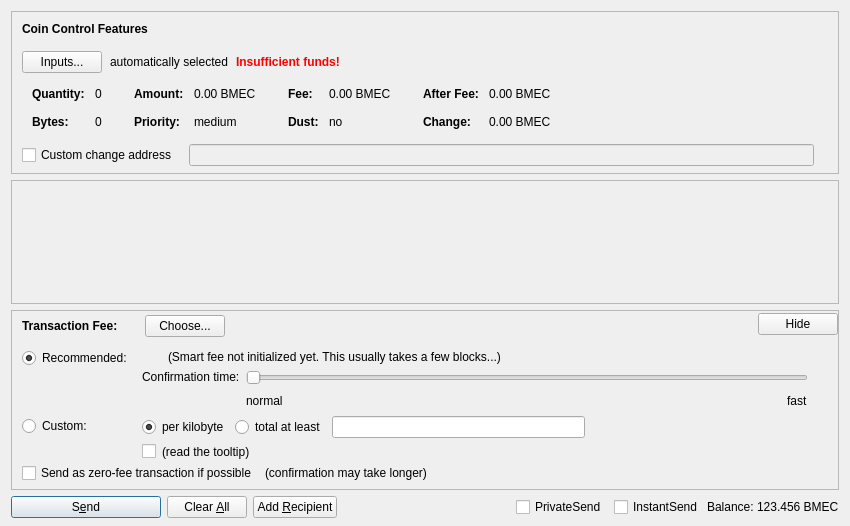
Before: the Qt Designer form src/qt/forms/sendcoinsdialog.ui in tocacyy/BitmexCoin, drawn with Qt 5.
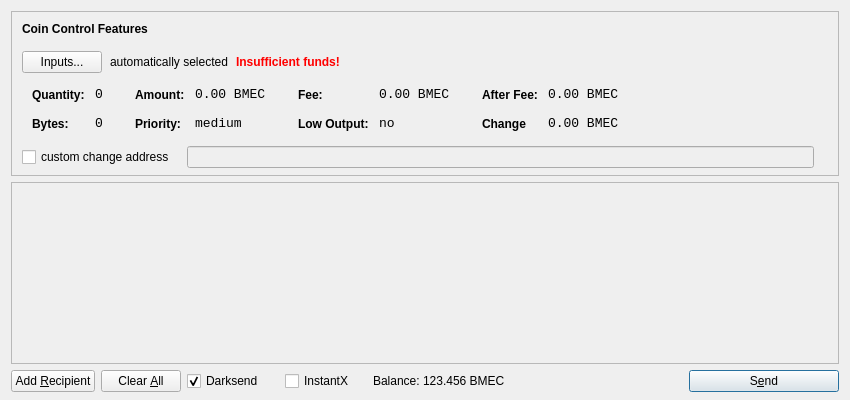
After: the same form once the commit is applied. Icons and pictures are not drawn. Custom widgets are drawn as their Qt base class.

What changed in the file:
```diff
--- a/src/qt/forms/sendcoinsdialog.ui
+++ b/src/qt/forms/sendcoinsdialog.ui
@@ -7,13 +7,13 @@
     <x>0</x>
     <y>0</y>
     <width>850</width>
-    <height>526</height>
+    <height>400</height>
    </rect>
   </property>
   <property name="windowTitle">
    <string>Send Coins</string>
   </property>
-  <layout class="QVBoxLayout" name="verticalLayout" stretch="0,1,0,0">
+  <layout class="QVBoxLayout" name="verticalLayout" stretch="0,1,0">
    <property name="bottomMargin">
     <number>8</number>
    </property>
@@ -39,7 +39,7 @@
      </property>
      <layout class="QVBoxLayout" name="verticalLayoutCoinControl2">
       <property name="spacing">
-       <number>0</number>
+       <number>-1</number>
       </property>
       <property name="leftMargin">
        <number>0</number>
@@ -109,9 +109,6 @@
             <property name="text">
              <string>Inputs...</string>
             </property>
-            <property name="autoDefault">
-             <bool>false</bool>
-            </property>
            </widget>
           </item>
           <item>
@@ -176,16 +173,7 @@
            <string notr="true"/>
           </property>
           <layout class="QHBoxLayout" name="horizontalLayoutCoinControl5">
-           <property name="leftMargin">
-            <number>0</number>
-           </property>
-           <property name="topMargin">
-            <number>0</number>
-           </property>
-           <property name="rightMargin">
-            <number>0</number>
-           </property>
-           <property name="bottomMargin">
+           <property name="margin">
             <number>0</number>
            </property>
            <item>
@@ -218,11 +206,8 @@
                </property>
                <item row="0" column="0">
                 <widget class="QLabel" name="labelCoinControlQuantityText">
-                 <property name="font">
-                  <font>
-                   <weight>75</weight>
-                   <bold>true</bold>
-                  </font>
+                 <property name="styleSheet">
+                  <string notr="true">font-weight:bold;</string>
                  </property>
                  <property name="text">
                   <string>Quantity:</string>
@@ -234,6 +219,12 @@
                </item>
                <item row="0" column="1">
                 <widget class="QLabel" name="labelCoinControlQuantity">
+                 <property name="font">
+                  <font>
+                   <family>Monospace</family>
+                   <pointsize>10</pointsize>
+                  </font>
+                 </property>
                  <property name="cursor">
                   <cursorShape>IBeamCursor</cursorShape>
                  </property>
@@ -241,7 +232,7 @@
                   <enum>Qt::ActionsContextMenu</enum>
                  </property>
                  <property name="text">
-                  <string notr="true">0</string>
+                  <string>0</string>
                  </property>
                  <property name="margin">
                   <number>0</number>
@@ -253,11 +244,8 @@
                </item>
                <item row="1" column="0">
                 <widget class="QLabel" name="labelCoinControlBytesText">
-                 <property name="font">
-                  <font>
-                   <weight>75</weight>
-                   <bold>true</bold>
-                  </font>
+                 <property name="styleSheet">
+                  <string notr="true">font-weight:bold;</string>
                  </property>
                  <property name="text">
                   <string>Bytes:</string>
@@ -266,6 +254,12 @@
                </item>
                <item row="1" column="1">
                 <widget class="QLabel" name="labelCoinControlBytes">
+                 <property name="font">
+                  <font>
+                   <family>Monospace</family>
+                   <pointsize>10</pointsize>
+                  </font>
+                 </property>
                  <property name="cursor">
                   <cursorShape>IBeamCursor</cursorShape>
                  </property>
@@ -273,7 +267,7 @@
                   <enum>Qt::ActionsContextMenu</enum>
                  </property>
                  <property name="text">
-                  <string notr="true">0</string>
+                  <string>0</string>
                  </property>
                  <property name="textInteractionFlags">
                   <set>Qt::LinksAccessibleByMouse|Qt::TextSelectableByKeyboard|Qt::TextSelectableByMouse</set>
@@ -301,11 +295,8 @@
                </property>
                <item row="0" column="0">
                 <widget class="QLabel" name="labelCoinControlAmountText">
-                 <property name="font">
-                  <font>
-                   <weight>75</weight>
-                   <bold>true</bold>
-                  </font>
+                 <property name="styleSheet">
+                  <string notr="true">font-weight:bold;</string>
                  </property>
                  <property name="text">
                   <string>Amount:</string>
@@ -317,6 +308,12 @@
                </item>
                <item row="0" column="1">
                 <widget class="QLabel" name="labelCoinControlAmount">
+                 <property name="font">
+                  <font>
+                   <family>Monospace</family>
+                   <pointsize>10</pointsize>
+                  </font>
+                 </property>
                  <property name="cursor">
                   <cursorShape>IBeamCursor</cursorShape>
                  </property>
@@ -324,7 +321,7 @@
                   <enum>Qt::ActionsContextMenu</enum>
                  </property>
                  <property name="text">
-                  <string notr="true">0.00 BMEC</string>
+                  <string>0.00 BMEC</string>
                  </property>
                  <property name="textInteractionFlags">
                   <set>Qt::LinksAccessibleByMouse|Qt::TextSelectableByKeyboard|Qt::TextSelectableByMouse</set>
@@ -333,11 +330,8 @@
                </item>
                <item row="1" column="0">
                 <widget class="QLabel" name="labelCoinControlPriorityText">
-                 <property name="font">
-                  <font>
-                   <weight>75</weight>
-                   <bold>true</bold>
-                  </font>
+                 <property name="styleSheet">
+                  <string notr="true">font-weight:bold;</string>
                  </property>
                  <property name="text">
                   <string>Priority:</string>
@@ -346,6 +340,12 @@
                </item>
                <item row="1" column="1">
                 <widget class="QLabel" name="labelCoinControlPriority">
+                 <property name="font">
+                  <font>
+                   <family>Monospace</family>
+                   <pointsize>10</pointsize>
+                  </font>
+                 </property>
                  <property name="cursor">
                   <cursorShape>IBeamCursor</cursorShape>
                  </property>
@@ -381,11 +381,8 @@
                </property>
                <item row="0" column="0">
                 <widget class="QLabel" name="labelCoinControlFeeText">
-                 <property name="font">
-                  <font>
-                   <weight>75</weight>
-                   <bold>true</bold>
-                  </font>
+                 <property name="styleSheet">
+                  <string notr="true">font-weight:bold;</string>
                  </property>
                  <property name="text">
                   <string>Fee:</string>
@@ -397,6 +394,12 @@
                </item>
                <item row="0" column="1">
                 <widget class="QLabel" name="labelCoinControlFee">
+                 <property name="font">
+                  <font>
+                   <family>Monospace</family>
+                   <pointsize>10</pointsize>
+                  </font>
+                 </property>
                  <property name="cursor">
                   <cursorShape>IBeamCursor</cursorShape>
                  </property>
@@ -404,7 +407,7 @@
                   <enum>Qt::ActionsContextMenu</enum>
                  </property>
                  <property name="text">
-                  <string notr="true">0.00 BMEC</string>
+                  <string>0.00 BMEC</string>
                  </property>
                  <property name="textInteractionFlags">
                   <set>Qt::LinksAccessibleByMouse|Qt::TextSelectableByKeyboard|Qt::TextSelectableByMouse</set>
@@ -413,19 +416,22 @@
                </item>
                <item row="1" column="0">
                 <widget class="QLabel" name="labelCoinControlLowOutputText">
-                 <property name="font">
-                  <font>
-                   <weight>75</weight>
-                   <bold>true</bold>
-                  </font>
+                 <property name="styleSheet">
+                  <string notr="true">font-weight:bold;</string>
                  </property>
                  <property name="text">
-                  <string>Dust:</string>
+                  <string>Low Output:</string>
                  </property>
                 </widget>
                </item>
                <item row="1" column="1">
                 <widget class="QLabel" name="labelCoinControlLowOutput">
+                 <property name="font">
+                  <font>
+                   <family>Monospace</family>
+                   <pointsize>10</pointsize>
+                  </font>
+                 </property>
                  <property name="cursor">
                   <cursorShape>IBeamCursor</cursorShape>
                  </property>
@@ -461,11 +467,8 @@
                </property>
                <item row="0" column="0">
                 <widget class="QLabel" name="labelCoinControlAfterFeeText">
-                 <property name="font">
-                  <font>
-                   <weight>75</weight>
-                   <bold>true</bold>
-                  </font>
+                 <property name="styleSheet">
+                  <string notr="true">font-weight:bold;</string>
                  </property>
                  <property name="text">
                   <string>After Fee:</string>
@@ -477,6 +480,12 @@
                </item>
                <item row="0" column="1">
                 <widget class="QLabel" name="labelCoinControlAfterFee">
+                 <property name="font">
+                  <font>
+                   <family>Monospace</family>
+                   <pointsize>10</pointsize>
+                  </font>
+                 </property>
                  <property name="cursor">
                   <cursorShape>IBeamCursor</cursorShape>
                  </property>
@@ -484,7 +493,7 @@
                   <enum>Qt::ActionsContextMenu</enum>
                  </property>
                  <property name="text">
-                  <string notr="true">0.00 BMEC</string>
+                  <string>0.00 BMEC</string>
                  </property>
                  <property name="textInteractionFlags">
                   <set>Qt::LinksAccessibleByMouse|Qt::TextSelectableByKeyboard|Qt::TextSelectableByMouse</set>
@@ -493,19 +502,22 @@
                </item>
                <item row="1" column="0">
                 <widget class="QLabel" name="labelCoinControlChangeText">
-                 <property name="font">
-                  <font>
-                   <weight>75</weight>
-                   <bold>true</bold>
-                  </font>
+                 <property name="styleSheet">
+                  <string notr="true">font-weight:bold;</string>
                  </property>
                  <property name="text">
-                  <string>Change:</string>
+                  <string>Change</string>
                  </property>
                 </widget>
                </item>
                <item row="1" column="1">
                 <widget class="QLabel" name="labelCoinControlChange">
+                 <property name="font">
+                  <font>
+                   <family>Monospace</family>
+                   <pointsize>10</pointsize>
+                  </font>
+                 </property>
                  <property name="cursor">
                   <cursorShape>IBeamCursor</cursorShape>
                  </property>
@@ -513,7 +525,7 @@
                   <enum>Qt::ActionsContextMenu</enum>
                  </property>
                  <property name="text">
-                  <string notr="true">0.00 BMEC</string>
+                  <string>0.00 BMEC</string>
                  </property>
                  <property name="textInteractionFlags">
                   <set>Qt::LinksAccessibleByMouse|Qt::TextSelectableByKeyboard|Qt::TextSelectableByMouse</set>
@@ -543,16 +555,13 @@
           </property>
           <item>
            <widget class="QCheckBox" name="checkBoxCoinControlChange">
-            <property name="toolTip">
-             <string>If this is activated, but the change address is empty or invalid, change will be sent to a newly generated address.</string>
-            </property>
             <property name="text">
-             <string>Custom change address</string>
+             <string>custom change address</string>
             </property>
            </widget>
           </item>
           <item>
-           <widget class="QValidatedLineEdit" name="lineEditCoinControlChange">
+           <widget class="QLineEdit" name="lineEditCoinControlChange">
             <property name="enabled">
              <bool>false</bool>
             </property>
@@ -617,20 +626,11 @@
         <x>0</x>
         <y>0</y>
         <width>830</width>
-        <height>69</height>
+        <height>165</height>
        </rect>
       </property>
-      <layout class="QVBoxLayout" name="verticalLayout_2" stretch="0,1">
-       <property name="leftMargin">
-        <number>0</number>
-       </property>
-       <property name="topMargin">
-        <number>0</number>
-       </property>
-       <property name="rightMargin">
-        <number>0</number>
-       </property>
-       <property name="bottomMargin">
+      <layout class="QVBoxLayout" name="verticalLayout_2">
+       <property name="margin">
         <number>0</number>
        </property>
        <item>
@@ -657,612 +657,19 @@
      </widget>
     </widget>
    </item>
-   <item>
-    <widget class="QFrame" name="frameFee">
-     <property name="sizePolicy">
-      <sizepolicy hsizetype="Expanding" vsizetype="Expanding">
-       <horstretch>0</horstretch>
-       <verstretch>0</verstretch>
-      </sizepolicy>
-     </property>
-     <property name="maximumSize">
-      <size>
-       <width>16777215</width>
-       <height>16777215</height>
-      </size>
-     </property>
-     <property name="frameShape">
-      <enum>QFrame::StyledPanel</enum>
-     </property>
-     <property name="frameShadow">
-      <enum>QFrame::Sunken</enum>
-     </property>
-     <layout class="QVBoxLayout" name="verticalLayoutFee1">
-      <property name="spacing">
-       <number>0</number>
-      </property>
-      <property name="leftMargin">
-       <number>0</number>
-      </property>
-      <property name="topMargin">
-       <number>0</number>
-      </property>
-      <property name="rightMargin">
-       <number>0</number>
-      </property>
-      <property name="bottomMargin">
-       <number>0</number>
-      </property>
-      <item>
-       <layout class="QVBoxLayout" name="verticalLayoutFee2" stretch="0,0,0">
-        <property name="spacing">
-         <number>0</number>
-        </property>
-        <property name="leftMargin">
-         <number>10</number>
-        </property>
-        <property name="topMargin">
-         <number>0</number>
-        </property>
-        <item>
-         <layout class="QHBoxLayout" name="horizontalLayoutFee1">
-          <property name="bottomMargin">
-           <number>0</number>
-          </property>
-          <item>
-           <layout class="QVBoxLayout" name="verticalLayoutFee7">
-            <property name="spacing">
-             <number>0</number>
-            </property>
-            <item>
-             <spacer name="verticalSpacerSmartFee">
-              <property name="orientation">
-               <enum>Qt::Vertical</enum>
-              </property>
-              <property name="sizeType">
-               <enum>QSizePolicy::Fixed</enum>
-              </property>
-              <property name="sizeHint" stdset="0">
-               <size>
-                <width>1</width>
-                <height>4</height>
-               </size>
-              </property>
-             </spacer>
-            </item>
-            <item>
-             <layout class="QHBoxLayout" name="horizontalLayoutSmartFee">
-              <property name="spacing">
-               <number>10</number>
-              </property>
-              <item>
-               <widget class="QLabel" name="labelFeeHeadline">
-                <property name="sizePolicy">
-                 <sizepolicy hsizetype="Preferred" vsizetype="Maximum">
-                  <horstretch>0</horstretch>
-                  <verstretch>0</verstretch>
-                 </sizepolicy>
-                </property>
-                <property name="font">
-                 <font>
-                  <weight>75</weight>
-                  <bold>true</bold>
-                 </font>
-                </property>
-                <property name="styleSheet">
-                 <string notr="true">font-weight:bold;</string>
-                </property>
-                <property name="text">
-                 <string>Transaction Fee:</string>
-                </property>
-               </widget>
-              </item>
-              <item>
-               <widget class="QLabel" name="labelFeeMinimized">
-                <property name="text">
-                 <string/>
-                </property>
-               </widget>
-              </item>
-              <item>
-               <widget class="QPushButton" name="buttonChooseFee">
-                <property name="text">
-                 <string>Choose...</string>
-                </property>
-               </widget>
-              </item>
-             </layout>
-            </item>
-            <item>
-             <spacer name="verticalSpacer_5">
-              <property name="orientation">
-               <enum>Qt::Vertical</enum>
-              </property>
-              <property name="sizeHint" stdset="0">
-               <size>
-                <width>1</width>
-                <height>1</height>
-               </size>
-              </property>
-             </spacer>
-            </item>
-           </layout>
-          </item>
-          <item>
-           <spacer name="horizontalSpacer_4">
-            <property name="orientation">
-             <enum>Qt::Horizontal</enum>
-            </property>
-            <property name="sizeHint" stdset="0">
-             <size>
-              <width>40</width>
-              <height>20</height>
-             </size>
-            </property>
-           </spacer>
-          </item>
-          <item>
-           <widget class="QPushButton" name="buttonMinimizeFee">
-            <property name="toolTip">
-             <string>collapse fee-settings</string>
-            </property>
-            <property name="text">
-             <string>Hide</string>
-            </property>
-           </widget>
-          </item>
-         </layout>
-        </item>
-        <item>
-         <widget class="QFrame" name="frameFeeSelection">
-          <layout class="QVBoxLayout" name="verticalLayoutFee12">
-           <property name="spacing">
-            <number>0</number>
-           </property>
-           <property name="leftMargin">
-            <number>0</number>
-           </property>
-           <property name="topMargin">
-            <number>0</number>
-           </property>
-           <property name="rightMargin">
-            <number>0</number>
-           </property>
-           <property name="bottomMargin">
-            <number>0</number>
-           </property>
-           <item>
-            <layout class="QGridLayout" name="gridLayoutFee">
-             <property name="topMargin">
-              <number>10</number>
-             </property>
-             <property name="bottomMargin">
-              <number>4</number>
-             </property>
-             <property name="horizontalSpacing">
-              <number>10</number>
-             </property>
-             <property name="verticalSpacing">
-              <number>4</number>
-             </property>
-             <item row="1" column="1">
-              <layout class="QVBoxLayout" name="verticalLayoutFee8">
-               <property name="spacing">
-                <number>6</number>
-               </property>
-               <item>
-                <layout class="QHBoxLayout" name="horizontalLayoutFee13">
-                 <item>
-                  <widget class="QRadioButton" name="radioCustomPerKilobyte">
-                   <property name="toolTip">
-                    <string>If the custom fee is set to 1000 duffs and the transaction is only 250 bytes, then &quot;per kilobyte&quot; only pays 250 duffs in fee,&lt;br /&gt;while &quot;at least&quot; pays 1000 duffs. For transactions bigger than a kilobyte both pay by kilobyte.</string>
-                   </property>
-                   <property name="text">
-                    <string>per kilobyte</string>
-                   </property>
-                   <property name="checked">
-                    <bool>true</bool>
-                   </property>
-                   <attribute name="buttonGroup">
-                    <string notr="true">groupCustomFee</string>
-                   </attribute>
-                  </widget>
-                 </item>
-                 <item>
-                  <widget class="QRadioButton" name="radioCustomAtLeast">
-                   <property name="toolTip">
-                    <string>If the custom fee is set to 1000 duffs and the transaction is only 250 bytes, then &quot;per kilobyte&quot; only pays 250 duffs in fee,&lt;br /&gt;while &quot;total at least&quot; pays 1000 duffs. For transactions bigger than a kilobyte both pay by kilobyte.</string>
-                   </property>
-                   <property name="text">
-                    <string>total at least</string>
-                   </property>
-                   <attribute name="buttonGroup">
-                    <string notr="true">groupCustomFee</string>
-                   </attribute>
-                  </widget>
-                 </item>
-                 <item>
-                  <widget class="BitcoinAmountField" name="customFee"/>
-                 </item>
-                 <item>
-                  <spacer name="horizontalSpacer_6">
-                   <property name="orientation">
-                    <enum>Qt::Horizontal</enum>
-                   </property>
-                   <property name="sizeHint" stdset="0">
-                    <size>
-                     <width>1</width>
-                     <height>1</height>
-                    </size>
-                   </property>
-                  </spacer>
-                 </item>
-                </layout>
-               </item>
-               <item>
-                <layout class="QHBoxLayout" name="horizontalLayoutFee8">
-                 <item>
-                  <widget class="QCheckBox" name="checkBoxMinimumFee">
-                   <property name="toolTip">
-                    <string>Paying only the minimum fee is just fine as long as there is less transaction volume than space in the blocks.&lt;br /&gt;But be aware that this can end up in a never confirming transaction once there is more demand for BitmexCoin transactions than the network can process.</string>
-                   </property>
-                   <property name="text">
-                    <string/>
-                   </property>
-                  </widget>
-                 </item>
-                 <item>
-                  <widget class="QLabel" name="labelMinFeeWarning">
-                   <property name="enabled">
-                    <bool>true</bool>
-                   </property>
-                   <property name="toolTip">
-                    <string>Paying only the minimum fee is just fine as long as there is less transaction volume than space in the blocks.&lt;br /&gt;But be aware that this can end up in a never confirming transaction once there is more demand for BitmexCoin transactions than the network can process.</string>
-                   </property>
-                   <property name="text">
-                    <string>(read the tooltip)</string>
-                   </property>
-                   <property name="margin">
-                    <number>5</number>
-                   </property>
-                  </widget>
-                 </item>
-                 <item>
-                  <spacer name="horizontalSpacer_2">
-                   <property name="orientation">
-                    <enum>Qt::Horizontal</enum>
-                   </property>
-                   <property name="sizeHint" stdset="0">
-                    <size>
-                     <width>1</width>
-                     <height>1</height>
-                    </size>
-                   </property>
-                  </spacer>
-                 </item>
-                </layout>
-               </item>
-              </layout>
-             </item>
-             <item row="0" column="0">
-              <layout class="QVBoxLayout" name="verticalLayoutFee4" stretch="0,1">
-               <item>
-                <widget class="QRadioButton" name="radioSmartFee">
-                 <property name="text">
-                  <string>Recommended:</string>
-                 </property>
-                 <property name="checked">
-                  <bool>true</bool>
-                 </property>
-                 <attribute name="buttonGroup">
-                  <string notr="true">groupFee</string>
-                 </attribute>
-                </widget>
-               </item>
-               <item>
-                <spacer name="verticalSpacer_2">
-                 <property name="orientation">
-                  <enum>Qt::Vertical</enum>
-                 </property>
-                 <property name="sizeHint" stdset="0">
-                  <size>
-                   <width>1</width>
-                   <height>1</height>
-                  </size>
-                 </property>
-                </spacer>
-               </item>
-              </layout>
-             </item>
-             <item row="1" column="0">
-              <layout class="QVBoxLayout" name="verticalLayoutFee9" stretch="0,1">
-               <item>
-                <widget class="QRadioButton" name="radioCustomFee">
-                 <property name="text">
-                  <string>Custom:</string>
-                 </property>
-                 <attribute name="buttonGroup">
-                  <string notr="true">groupFee</string>
-                 </attribute>
-                </widget>
-               </item>
-               <item>
-                <spacer name="verticalSpacer_6">
-                 <property name="orientation">
-                  <enum>Qt::Vertical</enum>
-                 </property>
-                 <property name="sizeHint" stdset="0">
-                  <size>
-                   <width>1</width>
-                   <height>1</height>
-                  </size>
-                 </property>
-                </spacer>
-               </item>
-              </layout>
-             </item>
-             <item row="0" column="1">
-              <layout class="QVBoxLayout" name="verticalLayoutFee3" stretch="0,0,1">
-               <property name="spacing">
-                <number>6</number>
-               </property>
-               <property name="topMargin">
-                <number>2</number>
-               </property>
-               <item>
-                <layout class="QHBoxLayout" name="horizontalLayoutFee12">
-                 <item>
-                  <widget class="QLabel" name="labelSmartFee">
-                   <property name="text">
-                    <string/>
-                   </property>
-                   <property name="margin">
-                    <number>2</number>
-                   </property>
-                  </widget>
-                 </item>
-                 <item>
-                  <widget class="QLabel" name="labelFeeEstimation">
-                   <property name="text">
-                    <string/>
-                   </property>
-                  </widget>
-                 </item>
-                 <item>
-                  <widget class="QLabel" name="labelSmartFee2">
-                   <property name="text">
-                    <string>(Smart fee not initialized yet. This usually takes a few blocks...)</string>
-                   </property>
-                   <property name="margin">
-                    <number>2</number>
-                   </property>
-                  </widget>
-                 </item>
-                 <item>
-                  <spacer name="horizontalSpacer_5">
-                   <property name="orientation">
-                    <enum>Qt::Horizontal</enum>
-                   </property>
-                   <property name="sizeHint" stdset="0">
-                    <size>
-                     <width>1</width>
-                     <height>1</height>
-                    </size>
-                   </property>
-                  </spacer>
-                 </item>
-                </layout>
-               </item>
-               <item>
-                <layout class="QHBoxLayout" name="horizontalLayoutFee9">
-                 <item>
-                  <layout class="QVBoxLayout" name="verticalLayoutFee6">
-                   <item>
-                    <widget class="QLabel" name="labelSmartFee3">
-                     <property name="text">
-                      <string>Confirmation time:</string>
-                     </property>
-                     <property name="margin">
-                      <number>2</number>
-                     </property>
-                    </widget>
-                   </item>
-                   <item>
-                    <spacer name="verticalSpacer_3">
-                     <property name="orientation">
-                      <enum>Qt::Vertical</enum>
-                     </property>
-                     <property name="sizeHint" stdset="0">
-                      <size>
-                       <width>1</width>
-                       <height>1</height>
-                      </size>
-                     </property>
-                    </spacer>
-                   </item>
-                  </layout>
-                 </item>
-                 <item>
-                  <layout class="QVBoxLayout" name="verticalLayoutFee5">
-                   <property name="rightMargin">
-                    <number>30</number>
-                   </property>
-                   <item>
-                    <widget class="QSlider" name="sliderSmartFee">
-                     <property name="minimum">
-                      <number>0</number>
-                     </property>
-                     <property name="maximum">
-                      <number>24</number>
-                     </property>
-                     <property name="pageStep">
-                      <number>1</number>
-                     </property>
-                     <property name="value">
-                      <number>0</number>
-                     </property>
-                     <property name="orientation">
-                      <enum>Qt::Horizontal</enum>
-                     </property>
-                     <property name="invertedAppearance">
-                      <bool>false</bool>
-                     </property>
-                     <property name="invertedControls">
-                      <bool>false</bool>
-                     </property>
-                     <property name="tickPosition">
-                      <enum>QSlider::NoTicks</enum>
-                     </property>
-                    </widget>
-                   </item>
-                   <item>
-                    <layout class="QHBoxLayout" name="horizontalLayoutFee10">
-                     <item>
-                      <widget class="QLabel" name="labelSmartFeeNormal">
-                       <property name="text">
-                        <string>normal</string>
-                       </property>
-                      </widget>
-                     </item>
-                     <item>
-                      <spacer name="horizontalSpacer_3">
-                       <property name="orientation">
-                        <enum>Qt::Horizontal</enum>
-                       </property>
-                       <property name="sizeHint" stdset="0">
-                        <size>
-                         <width>40</width>
-                         <height>20</height>
-                        </size>
-                       </property>
-                      </spacer>
-                     </item>
-                     <item>
-                      <widget class="QLabel" name="labelSmartFeeFast">
-                       <property name="text">
-                        <string>fast</string>
-                       </property>
-                      </widget>
-                     </item>
-                    </layout>
-                   </item>
-                  </layout>
-                 </item>
-                </layout>
-               </item>
-               <item>
-                <spacer name="verticalSpacer_4">
-                 <property name="orientation">
-                  <enum>Qt::Vertical</enum>
-                 </property>
-                 <property name="sizeHint" stdset="0">
-                  <size>
-                   <width>1</width>
-                   <height>1</height>
-                  </size>
-                 </property>
-                </spacer>
-               </item>
-              </layout>
-             </item>
-            </layout>
-           </item>
-           <item>
-            <layout class="QHBoxLayout" name="horizontalLayoutFee5" stretch="0,0,0">
-             <property name="spacing">
-              <number>8</number>
-             </property>
-             <property name="bottomMargin">
-              <number>4</number>
-             </property>
-             <item>
-              <widget class="QCheckBox" name="checkBoxFreeTx">
-               <property name="text">
-                <string>Send as zero-fee transaction if possible</string>
-               </property>
-              </widget>
-             </item>
-             <item>
-              <widget class="QLabel" name="labelFreeTx">
-               <property name="text">
-                <string>(confirmation may take longer)</string>
-               </property>
-               <property name="margin">
-                <number>5</number>
-               </property>
-              </widget>
-             </item>
-             <item>
-              <spacer name="horizontalSpacerFee5">
-               <property name="orientation">
-                <enum>Qt::Horizontal</enum>
-               </property>
-               <property name="sizeHint" stdset="0">
-                <size>
-                 <width>1</width>
-                 <height>1</height>
-                </size>
-               </property>
-              </spacer>
-             </item>
-            </layout>
-           </item>
-           <item>
-            <spacer name="verticalSpacerFee2">
-             <property name="orientation">
-              <enum>Qt::Vertical</enum>
-             </property>
-             <property name="sizeHint" stdset="0">
-              <size>
-               <width>1</width>
-               <height>1</height>
-              </size>
-             </property>
-            </spacer>
-           </item>
-          </layout>
-         </widget>
-        </item>
-        <item>
-         <spacer name="verticalSpacerFee">
-          <property name="orientation">
-           <enum>Qt::Vertical</enum>
-          </property>
-          <property name="sizeHint" stdset="0">
-           <size>
-            <width>800</width>
-            <height>1</height>
-           </size>
-          </property>
-         </spacer>
-        </item>
-       </layout>
-      </item>
-     </layout>
-    </widget>
-   </item>
    <item>
     <layout class="QHBoxLayout" name="horizontalLayout">
      <item>
-      <widget class="QPushButton" name="sendButton">
-       <property name="minimumSize">
-        <size>
-         <width>150</width>
-         <height>0</height>
-        </size>
-       </property>
+      <widget class="QPushButton" name="addButton">
        <property name="toolTip">
-        <string>Confirm the send action</string>
+        <string>Send to multiple recipients at once</string>
        </property>
        <property name="text">
-        <string>S&amp;end</string>
+        <string>Add &amp;Recipient</string>
        </property>
        <property name="autoDefault">
         <bool>false</bool>
        </property>
-       <property name="default">
-        <bool>true</bool>
-       </property>
       </widget>
      </item>
      <item>
@@ -1274,49 +681,26 @@
         </sizepolicy>
        </property>
        <property name="toolTip">
-        <string>Clear all fields of the form.</string>
+        <string>Remove all transaction fields</string>
        </property>
        <property name="text">
         <string>Clear &amp;All</string>
        </property>
-       <property name="autoDefault">
-        <bool>false</bool>
+       <property name="autoRepeatDelay">
+        <number>300</number>
        </property>
-      </widget>
-     </item>
-     <item>
-      <widget class="QPushButton" name="addButton">
-       <property name="toolTip">
-        <string>Send to multiple recipients at once</string>
-       </property>
-       <property name="text">
-        <string>Add &amp;Recipient</string>
-       </property>
        <property name="autoDefault">
         <bool>false</bool>
        </property>
       </widget>
      </item>
-     <item>
-      <spacer name="horizontalSpacer">
-       <property name="orientation">
-        <enum>Qt::Horizontal</enum>
-       </property>
-       <property name="sizeHint" stdset="0">
-        <size>
-         <width>40</width>
-         <height>20</height>
-        </size>
-       </property>
-      </spacer>
-     </item>
      <item>
       <layout class="QHBoxLayout" name="horizontalLayout_2">
        <property name="spacing">
         <number>3</number>
        </property>
-       <item>
-        <widget class="QCheckBox" name="checkUsePrivateSend">
+        <item>
+        <widget class="QCheckBox" name="checkUseDarksend">
          <property name="minimumSize">
           <size>
            <width>95</width>
@@ -1324,15 +708,15 @@
           </size>
          </property>
          <property name="text">
-          <string>PrivateSend</string>
+          <string>Darksend</string>
          </property>
          <property name="checked">
-          <bool>false</bool>
+          <bool>true</bool>
          </property>
         </widget>
        </item>
        <item>
-        <widget class="QCheckBox" name="checkUseInstantSend">
+        <widget class="QCheckBox" name="checkInstantX">
          <property name="enabled">
           <bool>true</bool>
          </property>
@@ -1343,12 +727,18 @@
           </size>
          </property>
          <property name="text">
-          <string>InstantSend</string>
+          <string>InstantX</string>
          </property>
         </widget>
        </item>
        <item>
         <widget class="QLabel" name="label">
+         <property name="sizePolicy">
+          <sizepolicy hsizetype="Preferred" vsizetype="Fixed">
+           <horstretch>0</horstretch>
+           <verstretch>0</verstretch>
+          </sizepolicy>
+         </property>
          <property name="text">
           <string>Balance:</string>
          </property>
@@ -1366,7 +756,7 @@
           <cursorShape>IBeamCursor</cursorShape>
          </property>
          <property name="text">
-          <string notr="true">123.456 BMEC</string>
+          <string>123.456 BMEC</string>
          </property>
          <property name="textInteractionFlags">
           <set>Qt::LinksAccessibleByMouse|Qt::TextSelectableByKeyboard|Qt::TextSelectableByMouse</set>
@@ -1375,23 +765,46 @@
        </item>
       </layout>
      </item>
+     <item>
+      <spacer name="horizontalSpacer">
+       <property name="orientation">
+        <enum>Qt::Horizontal</enum>
+       </property>
+       <property name="sizeHint" stdset="0">
+        <size>
+         <width>40</width>
+         <height>20</height>
+        </size>
+       </property>
+      </spacer>
+     </item>
+     <item>
+      <widget class="QPushButton" name="sendButton">
+       <property name="minimumSize">
+        <size>
+         <width>150</width>
+         <height>0</height>
+        </size>
+       </property>
+       <property name="toolTip">
+        <string>Confirm the send action</string>
+       </property>
+       <property name="text">
+        <string>S&amp;end</string>
+       </property>
+       <property name="icon">
+        <iconset resource="../bitcoin.qrc">
+         <normaloff>:/icons/send</normaloff>:/icons/send</iconset>
+       </property>
+       <property name="default">
+        <bool>true</bool>
+       </property>
+      </widget>
+     </item>
     </layout>
    </item>
   </layout>
  </widget>
- <customwidgets>
-  <customwidget>
-   <class>QValidatedLineEdit</class>
-   <extends>QLineEdit</extends>
-   <header>qvalidatedlineedit.h</header>
-  </customwidget>
-  <customwidget>
-   <class>BitcoinAmountField</class>
-   <extends>QLineEdit</extends>
-   <header>bitcoinamountfield.h</header>
-   <container>1</container>
-  </customwidget>
- </customwidgets>
  <resources>
   <include location="../BitmexCoin.qrc"/>
  </resources>
```
Left out of the diff: 6 changed lines with no effect on the pictures.
